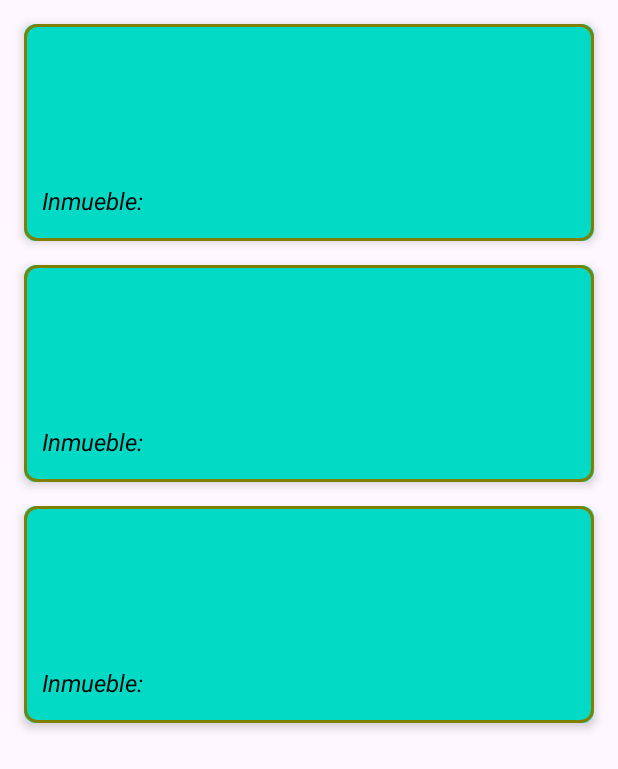
After one commit to MaximilianoBalestrieri/InmobiliariaApp, an Android app: the layout fragment_inquilinos.xml on its own in the app's theme, with its tools: preview values and no code run, on a phone screen of 412 x 824 dp. The commit adds this screen. Shown: the top 769 px of the screen. Run offline under Robolectric (Android 15) with nearby library versions, the phone set to English and light mode, and no system bars.

Commit message:
inquilinos

```diff
--- /dev/null
+++ b/app/src/main/res/layout/fragment_inquilinos.xml
@@ -0,0 +1,15 @@
+<?xml version="1.0" encoding="utf-8"?>
+<FrameLayout xmlns:android="http://schemas.android.com/apk/res/android"
+    xmlns:tools="http://schemas.android.com/tools"
+    android:layout_width="match_parent"
+    android:layout_height="match_parent"
+    tools:context=".ui.inquilinos.InquilinosFragment">
+
+    <androidx.recyclerview.widget.RecyclerView
+        android:id="@+id/rvInquilinos"
+        android:layout_width="match_parent"
+        android:layout_height="747dp"
+        android:padding="8dp"
+        tools:listitem="@layout/item_inquilinos" />
+
+</FrameLayout>
--- /dev/null
+++ b/app/src/main/res/layout/item_inquilinos.xml
@@ -0,0 +1,61 @@
+<?xml version="1.0" encoding="utf-8"?>
+<androidx.cardview.widget.CardView xmlns:android="http://schemas.android.com/apk/res/android"
+    xmlns:card_view="http://schemas.android.com/apk/res-auto"
+    android:layout_width="match_parent"
+    android:layout_height="wrap_content"
+    android:layout_margin="8dp"
+    android:foreground="@drawable/edittext_olive_border"
+    card_view:cardBackgroundColor="#99BD70"
+    card_view:cardCornerRadius="8dp"
+    card_view:cardElevation="4dp">
+
+    <LinearLayout
+        android:layout_width="match_parent"
+        android:layout_height="wrap_content"
+        android:background="@color/design_default_color_secondary"
+        android:orientation="vertical"
+        android:padding="12dp">
+
+        <TextView
+            android:id="@+id/tvNombreApellido"
+            android:layout_width="wrap_content"
+            android:layout_height="wrap_content"
+            android:textColor="@android:color/black"
+            android:textSize="18sp"
+            android:textStyle="bold" />
+
+        <TextView
+            android:id="@+id/tvDni"
+            android:layout_width="wrap_content"
+            android:layout_height="wrap_content"
+            android:textColor="@android:color/black"
+            android:textSize="16sp" />
+
+        <TextView
+            android:id="@+id/tvTelefono"
+            android:layout_width="wrap_content"
+            android:layout_height="wrap_content"
+            android:textColor="@android:color/black"
+            android:textSize="16sp" />
+
+        <TextView
+            android:id="@+id/tvEmail"
+            android:layout_width="wrap_content"
+            android:layout_height="wrap_content"
+            android:textColor="@android:color/black"
+            android:textSize="16sp" />
+
+        <TextView
+            android:id="@+id/tvInmueble"
+            android:layout_width="wrap_content"
+            android:layout_height="wrap_content"
+            android:paddingTop="4dp"
+            android:paddingBottom="4dp"
+            android:text="Inmueble: "
+            android:textColor="@color/black"
+            android:textSize="16sp"
+            android:textStyle="italic"
+            android:typeface="normal" />
+
+    </LinearLayout>
+</androidx.cardview.widget.CardView>
```
Also changed, not shown: app/src/main/java/com/tec/inmobiliariaapp/ui/MainActivity.java (+3 -6 lines), app/src/main/java/com/tec/inmobiliariaapp/ui/inquilino/InquilinoFragment.java (deleted, +0 -34 lines), app/src/main/java/com/tec/inmobiliariaapp/ui/inquilino/InquilinoViewModel.java (deleted, +0 -7 lines), app/src/main/java/com/tec/inmobiliariaapp/ui/inquilinos/InquilinosAdapter.java (added, +63 -0 lines), app/src/main/java/com/tec/inmobiliariaapp/ui/inquilinos/InquilinosFragment.java (added, +73 -0 lines), app/src/main/java/com/tec/inmobiliariaapp/ui/inquilinos/InquilinosViewModel.java (added, +110 -0 lines), app/src/main/res/layout/fragment_inquilino.xml (deleted, +0 -14 lines).
